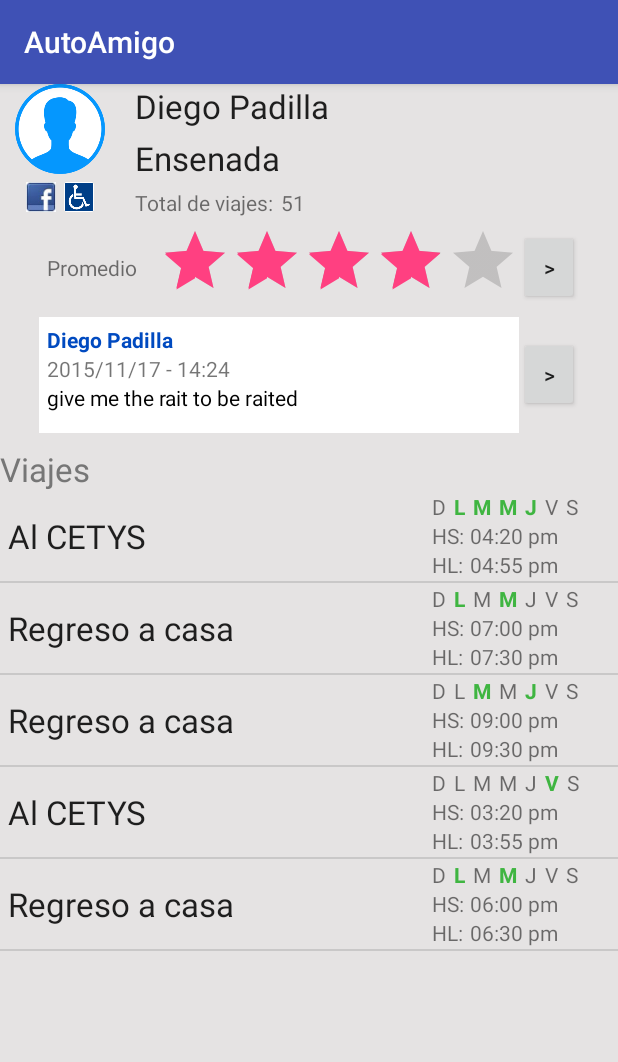
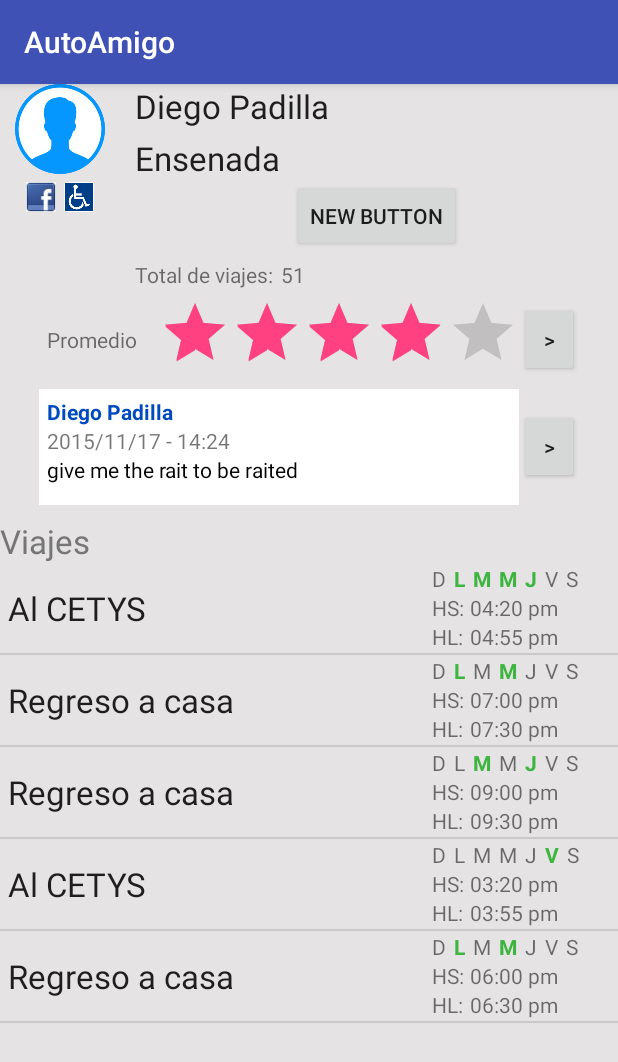
Before and after one commit to AutoAmigo/AutoAmigo, an Android app: the screen it shows after launch (UserActivity), on a phone screen of 412 x 824 dp. Shown: the top 1062 px of the screen. Run offline under Robolectric (Android 15) with nearby library versions, the phone set to English and light mode, and no system bars.

Commit message:
Mapa aniadido
Aniadiendo actividad de mapa

```diff
--- a/app/build.gradle
+++ b/app/build.gradle
@@ -23,4 +23,5 @@ dependencies {
     compile fileTree(dir: 'libs', include: ['*.jar'])
     testCompile 'junit:junit:4.12'
     compile 'com.android.support:appcompat-v7:22.2.1'
+    compile 'com.google.android.gms:play-services:8.1.0'
 }
--- a/app/src/main/java/schnauzer/digital/autoamigo/UserActivity.java
+++ b/app/src/main/java/schnauzer/digital/autoamigo/UserActivity.java
@@ -40,7 +40,7 @@ public class UserActivity extends AppCompatActivity implements View.OnClickListe
 
     Intent intent;
 
-    DBAdapter myDB;
+    //DBAdapter myDB;
 
     @Override
     protected void onCreate(Bundle savedInstanceState) {
@@ -105,10 +105,13 @@ public class UserActivity extends AppCompatActivity implements View.OnClickListe
             }
         });
 
-        //DataBase
+     /*   //DataBase
         openDB();
+*/
+        //Map
+        Button buttonmap = (Button)findViewById(R.id.buttonMap);
     }
-
+/*
     @Override
     protected void onDestroy() {
         super.onDestroy();
@@ -132,11 +135,15 @@ public class UserActivity extends AppCompatActivity implements View.OnClickListe
 
     }
     public void onSaveRide(){
-        long newId =  myDB.addRide(1, "KEY_DATE_RIDE", "KEY_START_TIME","KEY_END_TIME","MONDAY","TUESDAY","WEDNESDAY","THURSDAY","FRIDAY","SATURDAY","SUNDAY","NAME_RIDE");
+        long newId =  myDB.addRide(1, "KEY_DATE_RIDE", "KEY_START_TIME", "KEY_END_TIME", "MONDAY", "TUESDAY", "WEDNESDAY", "THURSDAY", "FRIDAY", "SATURDAY", "SUNDAY", "NAME_RIDE");
 
     }
     public void onDisplayDB(){
 
+    }*/
+    public void openMap(View view){
+        Intent intent = new Intent(this,MapsActivity.class);
+        startActivity(intent);
     }
 
     @Override
--- /dev/null
+++ b/app/src/main/res/layout/activity_maps.xml
@@ -0,0 +1,6 @@
+<fragment xmlns:android="http://schemas.android.com/apk/res/android"
+    xmlns:tools="http://schemas.android.com/tools"
+    xmlns:map="http://schemas.android.com/apk/res-auto" android:layout_width="match_parent"
+    android:layout_height="match_parent" android:id="@+id/map"
+    tools:context="schnauzer.digital.autoamigo.MapsActivity"
+    android:name="com.google.android.gms.maps.SupportMapFragment" />
--- a/app/src/main/res/layout/activity_user.xml
+++ b/app/src/main/res/layout/activity_user.xml
@@ -66,6 +66,15 @@
                 android:text="@string/defaultCity"
                 android:layout_marginTop="5dp"
                 android:id="@+id/cityText"/>
+
+            <Button
+                style="?android:attr/buttonStyleSmall"
+                android:layout_width="wrap_content"
+                android:layout_height="wrap_content"
+                android:text="New Button"
+                android:id="@+id/buttonMap"
+                android:layout_gravity="center_horizontal"
+                android:onClick="openMap" />
 
             <LinearLayout
                 android:orientation="horizontal"
--- a/app/src/main/res/values/strings.xml
+++ b/app/src/main/res/values/strings.xml
@@ -31,4 +31,5 @@
 
     <string name="settings">Configuración</string>
     <string name="about">Acerca de</string>
+    <string name="title_activity_maps">Map</string>
 </resources>
```
Also changed, not shown: app/src/debug/res/values/google_maps_api.xml (added, +21 -0 lines), app/src/main/AndroidManifest.xml (+23 -0 lines), app/src/main/java/schnauzer/digital/autoamigo/DBAdapter.java (+5 -4 lines), app/src/main/java/schnauzer/digital/autoamigo/MapsActivity.java (added, +46 -0 lines), 4 other files.
